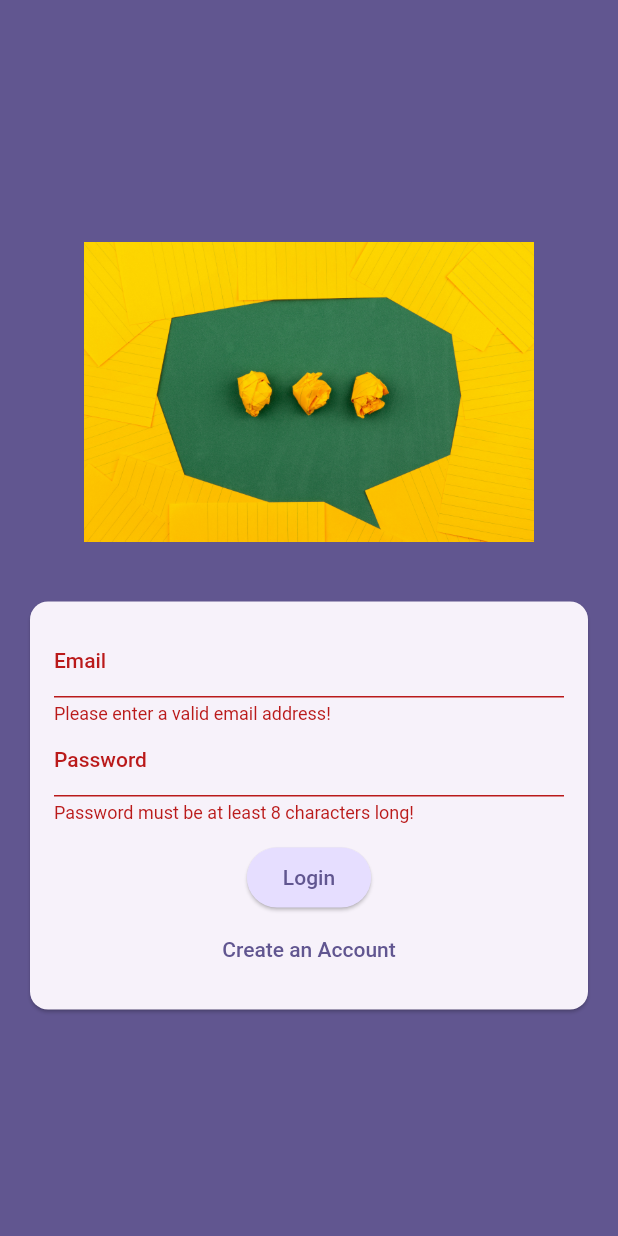
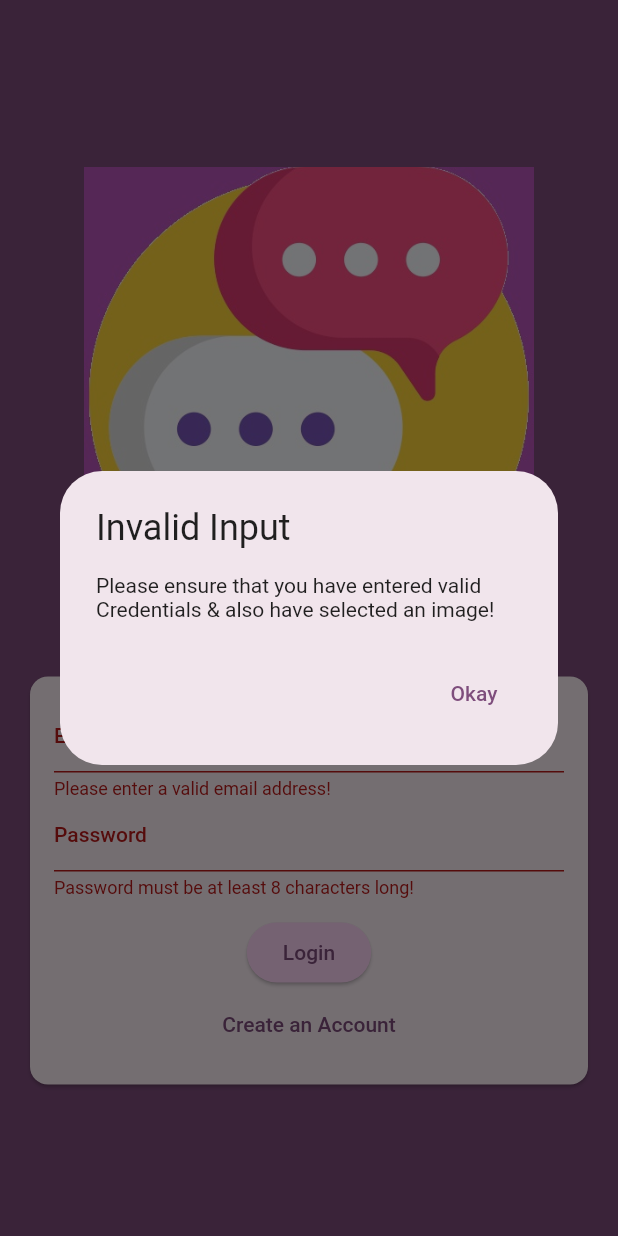
Before and after one commit to vedantagrawal524/Chat-App, a Flutter app: the screen it shows after launch, after a tap on "Login", on a phone screen of 412 x 824 dp. Run offline on Flutter 3.47's test engine with Material 2 defaults, Android fonts, the phone set to English and light mode, and no system bars; our stand-ins replace cloud_firestore, firebase_auth, firebase_core, firebase_messaging, firebase_storage, image_picker; accounts and stored records are empty.

Commit message:
Logo , Name & Dialog

```diff
--- a/lib/main.dart
+++ b/lib/main.dart
@@ -24,8 +24,8 @@ class MyApp extends StatelessWidget {
       title: 'ChatApp',
       theme: ThemeData().copyWith(
         useMaterial3: true,
-        colorScheme: ColorScheme.fromSeed(
-            seedColor: const Color.fromARGB(255, 63, 17, 177)),
+        colorScheme:
+            ColorScheme.fromSeed(seedColor: Color.fromARGB(255, 186, 85, 188)),
       ),
       home: StreamBuilder(
         stream: FirebaseAuth.instance.authStateChanges(),
--- a/lib/screens/auth.dart
+++ b/lib/screens/auth.dart
@@ -27,10 +27,35 @@ class _AuthScreenState extends State<AuthScreen> {
 
   final _formKey = GlobalKey<FormState>();
 
+  void _showDialog() {
+    showAdaptiveDialog(
+      context: context,
+      builder: (ctx) => AlertDialog.adaptive(
+        title: const Text('Invalid Input'),
+        content: const Text(
+            'Please ensure that you have entered valid Credentials & also have selected an image!'),
+        actions: [
+          TextButton(
+            onPressed: () {
+              Navigator.pop(ctx);
+            },
+            child: Text(
+              'Okay',
+              style: TextStyle(
+                color: Theme.of(context).colorScheme.primary,
+              ),
+            ),
+          )
+        ],
+      ),
+    );
+  }
+
   void _submit() async {
     final isValid = _formKey.currentState!.validate();
 
     if (!isValid || !_isLogin && _selectedImage == null) {
+      _showDialog();
       return;
     }
 
@@ -96,7 +121,7 @@ class _AuthScreenState extends State<AuthScreen> {
                   right: 20,
                 ),
                 width: 300,
-                child: Image.asset('assets/images/chat.jpg'),
+                child: Image.asset('assets/images/logo.jpg'),
               ),
               Card(
                 margin: const EdgeInsets.all(20),
--- a/lib/screens/chat.dart
+++ b/lib/screens/chat.dart
@@ -30,7 +30,7 @@ class _ChatScreenState extends State<ChatScreen> {
   Widget build(BuildContext context) {
     return Scaffold(
       appBar: AppBar(
-        title: const Text('Chats'),
+        title: const Text('WeChat'),
         actions: [
           IconButton(
             onPressed: () {
--- a/pubspec.yaml
+++ b/pubspec.yaml
@@ -68,6 +68,7 @@ flutter:
   assets:
     - assets/images/chat.jpg
     - assets/images/chat.png
+    - assets/images/logo.jpg
 
   # An image asset can refer to one or more resolution-specific "variants", see
   # https://flutter.dev/assets-and-images/#resolution-aware
```
Also changed, not shown: assets/images/logo.jpg (added), 19 other files.
